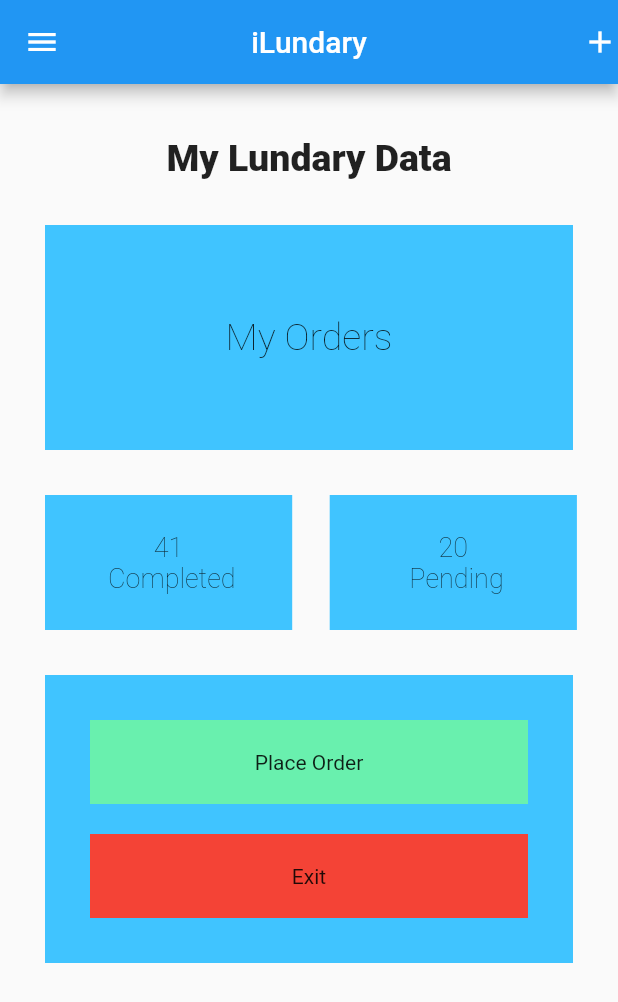
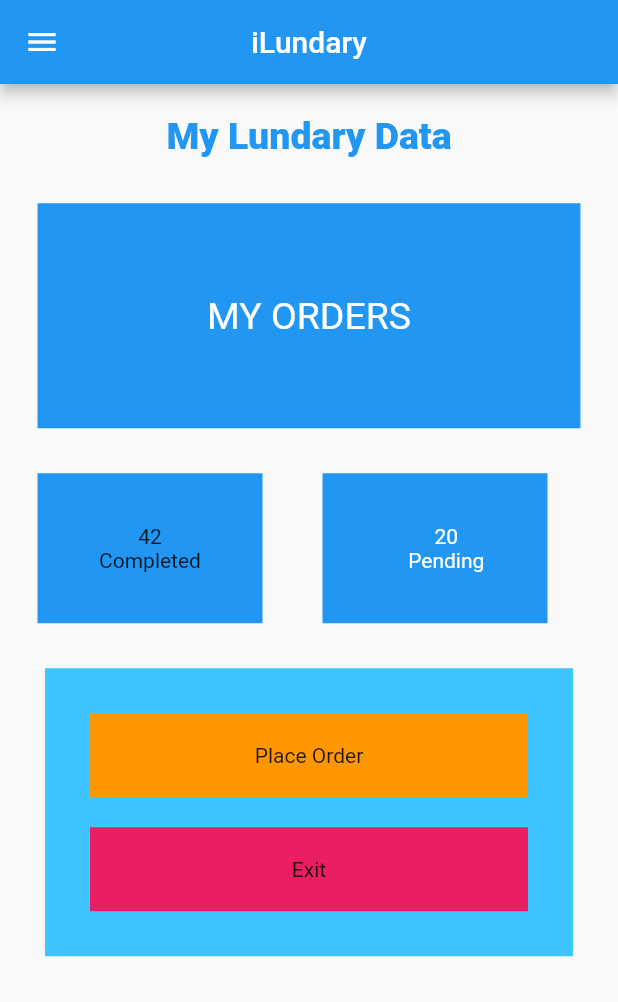
Before and after one commit to Chukcyihub/laundry_app, a Flutter app: the screen it shows after launch, on a phone screen of 412 x 824 dp. Shown: the top 1002 px of the screen. Run offline on Flutter 3.47's test engine with Material 2 defaults, Android fonts, the phone set to English and light mode, and no system bars.

Commit message:
new look interface

```diff
--- a/lib/main.dart
+++ b/lib/main.dart
@@ -14,103 +14,82 @@ class MyApp extends StatelessWidget {
         appBar: AppBar(
           centerTitle: true,
           title: const Text("iLundary"),
-          actions: const [Icon(Icons.add)],
         ),
         drawer: const Drawer(),
-        body: Column(
-          crossAxisAlignment: CrossAxisAlignment.center,
-          children: [
-            const SizedBox(height: 35.0),
-            const Center(
-              child: Text(
-                "My Lundary Data",
-                style: TextStyle(fontSize: 25.0, fontWeight: FontWeight.w900),
-              ),
+        body: Column(children: const [
+          SizedBox(height: 20.5),
+          Center(
+            child: Text(
+              "My Lundary Data",
+              style: TextStyle(
+                  fontSize: 25.0,
+                  fontWeight: FontWeight.w800,
+                  color: Colors.blue),
             ),
-            const YellowBg(),
-            Row(
-              children: const [
-                CompletedOrders(),
-                SizedBox(width: 25),
-                PendingOrders(),
-              ],
-            ),
-            const SizedBox(height: 30.0),
-            const CustomStack()
-          ],
-        ),
+          ),
+          MyOrder(),
+          StatData(),
+          CustomStack(),
+        ]),
       ),
     );
   }
 }
 
-class YellowBg extends StatelessWidget {
-  const YellowBg({Key? key}) : super(key: key);
+class MyOrder extends StatelessWidget {
+  const MyOrder({super.key});
 
   @override
   Widget build(BuildContext context) {
     return Container(
-      margin: const EdgeInsets.all(30),
+      margin: const EdgeInsets.only(top: 30, left: 25, right: 25),
       height: 150.0,
-      color: Colors.lightBlueAccent,
-      child: const Center(
-        child: Text(
-          "My Orders",
-          style: TextStyle(fontSize: 25.0, fontWeight: FontWeight.w200),
-        ),
-      ),
+      width: double.infinity,
+      color: Colors.blue,
+      child: Center(
+          child: Text(
+        "My Orders".toUpperCase(),
+        style: const TextStyle(color: Colors.white, fontSize: 25),
+      )),
     );
   }
 }
 
-class CompletedOrders extends StatelessWidget {
-  const CompletedOrders({Key? key}) : super(key: key);
+class StatData extends StatelessWidget {
+  const StatData({super.key});
 
   @override
   Widget build(BuildContext context) {
-    return Container(
-      margin: const EdgeInsets.only(top: 0, left: 30),
-      height: 90.0,
-      width: MediaQuery.of(context).size.width / 2.5,
-      color: Colors.lightBlueAccent,
-      child: Center(
-        child: Column(
-          mainAxisAlignment: MainAxisAlignment.center,
-          children: const [
-            Text(
-              "41 \n Completed",
-              textAlign: TextAlign.center,
-              style: TextStyle(fontSize: 18.0, fontWeight: FontWeight.w200),
-            ),
-          ],
+    return Row(
+      children: [
+        const SizedBox(
+          width: 25.0,
         ),
-      ),
-    );
-  }
-}
-
-class PendingOrders extends StatelessWidget {
-  const PendingOrders({Key? key}) : super(key: key);
-
-  @override
-  Widget build(BuildContext context) {
-    return Container(
-      margin: const EdgeInsets.only(top: 0, right: 30),
-      height: 90.0,
-      width: MediaQuery.of(context).size.width / 2.5,
-      color: Colors.lightBlueAccent,
-      child: Center(
-        child: Column(
-          mainAxisAlignment: MainAxisAlignment.center,
-          children: const [
-            Text(
-              "20 \n Pending",
-              textAlign: TextAlign.center,
-              style: TextStyle(fontSize: 18.0, fontWeight: FontWeight.w200),
-            ),
-          ],
+        Container(
+          height: 100,
+          width: 150,
+          color: Colors.blue,
+          margin: const EdgeInsets.only(top: 30),
+          child: const Center(
+              child: Text(
+            '42\nCompleted',
+            textAlign: TextAlign.center,
+          )),
         ),
-      ),
+        Container(
+          margin: const EdgeInsets.only(top: 30, left: 40.0),
+          padding: const EdgeInsets.only(left: 15.0),
+          height: 100,
+          width: 150,
+          color: Colors.blue,
+          child: const Center(
+              child: Text(
+            '20\nPending',
+            textAlign: TextAlign.center,
+            style: TextStyle(color: Colors.white),
+          )),
+        )
+      ],
     );
   }
 }
@@ -123,7 +102,7 @@ class CustomStack extends StatelessWidget {
     return Stack(
       children: [
         Container(
-          margin: const EdgeInsets.only(left: 30.0, right: 30.0),
+          margin: const EdgeInsets.only(left: 30.0, right: 30.0, top: 30),
           padding: const EdgeInsets.all(30),
           width: double.infinity,
           color: Colors.lightBlueAccent,
@@ -131,14 +110,14 @@ class CustomStack extends StatelessWidget {
             children: [
               Container(
                 width: double.infinity,
-                color: Colors.greenAccent,
+                color: Colors.orange,
                 padding: const EdgeInsets.all(20),
                 child: const Center(child: Text("Place Order")),
               ),
               const SizedBox(height: 20.0),
               Container(
                 width: double.infinity,
-                color: Colors.red,
+                color: Colors.pink,
                 padding: const EdgeInsets.all(20),
                 child: const Center(child: Text("Exit")),
               ),
```
